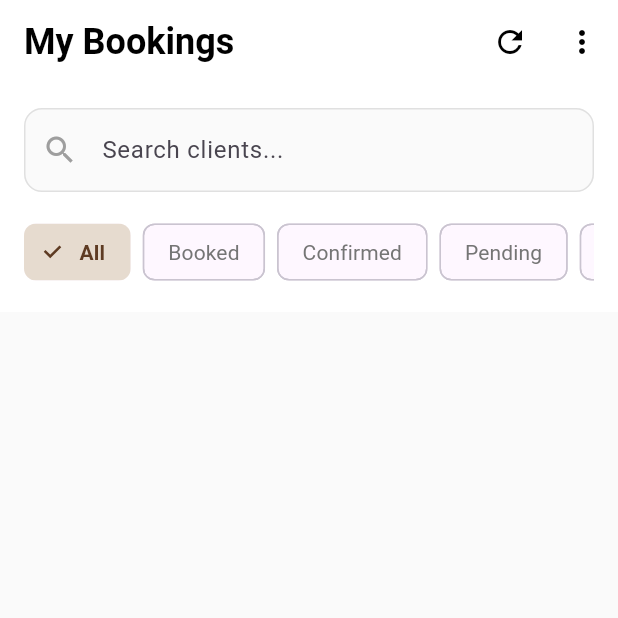
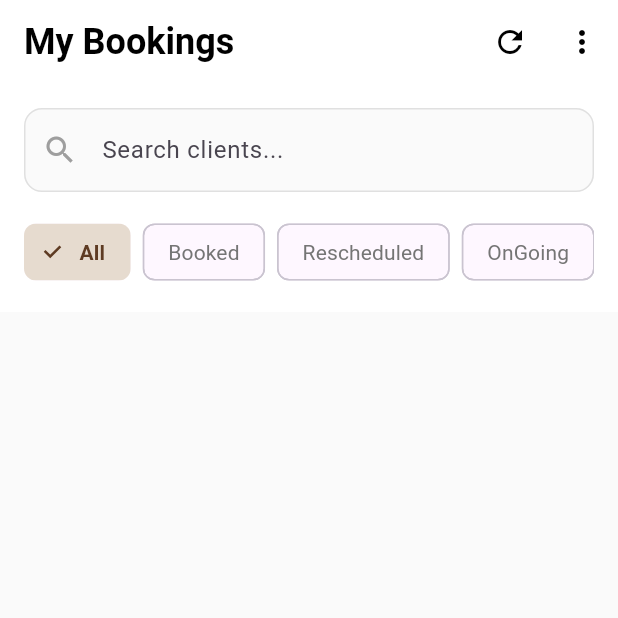
Before and after one commit to Ansh98755/therapist-frontend, a Flutter app: the HomeScreen screen opened directly, on a phone screen of 412 x 824 dp, the top half of it. Run offline on Flutter 3.47's test engine with Material 3 defaults, Android fonts, the light colour scheme and no system bars; our stand-ins replace firebase_core, firebase_messaging, fl_chart, flutter_dotenv, flutter_local_notifications, go_router and 2 more; missing offline and left inert: android_intent_plus; accounts and stored records are empty.

Commit message:
updated the booking status filters on home screen

```diff
--- a/lib/main.dart
+++ b/lib/main.dart
@@ -6,6 +6,8 @@ import 'package:therapist_app/firebase/fcm/fcm_service.dart';
 import 'package:therapist_app/firebase/firebase_config.dart';
 import 'package:therapist_app/routes/routes.dart';
 import 'package:therapist_app/utils/color_constants/color_constants.dart';
+
+
 
 void main() async {
   WidgetsFlutterBinding.ensureInitialized();
--- a/lib/screens/home_screen.dart
+++ b/lib/screens/home_screen.dart
@@ -383,12 +383,12 @@ class _HomeScreenState extends State<HomeScreen> {
         switch (sel) {
           case 'completed':
             return b['finished'] == true || st == 'completed';
-          case 'pending':
-            return st == 'pending';
+          case 'ongoing':
+            return st == 'ongoing';
           case 'booked':
             return st == 'booked';
-          case 'confirmed':
-            return st == 'confirmed';
+          case 'rescheduled':
+            return st == 'rescheduled';
           case 'cancelled':
             return st == 'cancelled';
           default:
@@ -424,11 +424,11 @@ class _HomeScreenState extends State<HomeScreen> {
   // Normalize backend variants to consistent UI statuses
   String _normalizeStatus(String status) {
     final s = status.toLowerCase().trim();
-    if (s.contains('confirm')) return 'confirmed';
+    if (s.contains('ongoing')) return 'ongoing';
     if (s.contains('book')) return 'booked';
     if (s.contains('cancel')) return 'cancelled';
     if (s.contains('complete') || s.contains('finish')) return 'completed';
-    if (s.contains('pend') || s.isEmpty) return 'pending';
+    if (s.contains('rescheduled') || s.isEmpty) return 'rescheduled';
     return s;
   }
 
@@ -436,9 +436,9 @@ class _HomeScreenState extends State<HomeScreen> {
     switch (status.toLowerCase()) {
       case 'booked':
         return Color(0xFFE8F5E8); // Light green
-      case 'confirmed':
+      case 'rescheduled':
         return Color(0xFFE3F2FD); // Light blue
-      case 'pending':
+      case 'ongoing':
         return Color(0xFFFFF3E0); // Light orange
       case 'cancelled':
         return Color(0xFFFFEBEE); // Light red
@@ -453,9 +453,9 @@ class _HomeScreenState extends State<HomeScreen> {
     switch (status.toLowerCase()) {
       case 'booked':
         return Color(0xFF2E7D32); // Dark green
-      case 'confirmed':
+      case 'rescheduled':
         return Color(0xFF1976D2); // Dark blue
-      case 'pending':
+      case 'ongoing':
         return Color(0xFFE65100); // Dark orange
       case 'cancelled':
         return Color(0xFFC62828); // Dark red
@@ -866,8 +866,8 @@ class _HomeScreenState extends State<HomeScreen> {
               children: [
                 'All',
                 'Booked',
-                'Confirmed',
-                'Pending',
+                'Rescheduled',
+                'OnGoing',
                 'Completed',
                 'Cancelled',
               ].map((filter) => _buildFilterChip(filter)).toList(),
@@ -1341,6 +1341,11 @@ class _HomeScreenState extends State<HomeScreen> {
         return 'No completed sessions yet';
       case 'cancelled':
         return 'No cancelled bookings';
+      case 'ongoing':
+        return 'No ongoing bookings';
+      case 'rescheduled':
+        return 'No rescheduled bookings';
+
       default:
         return 'No bookings found for "$selectedFilter" status';
     }
```
